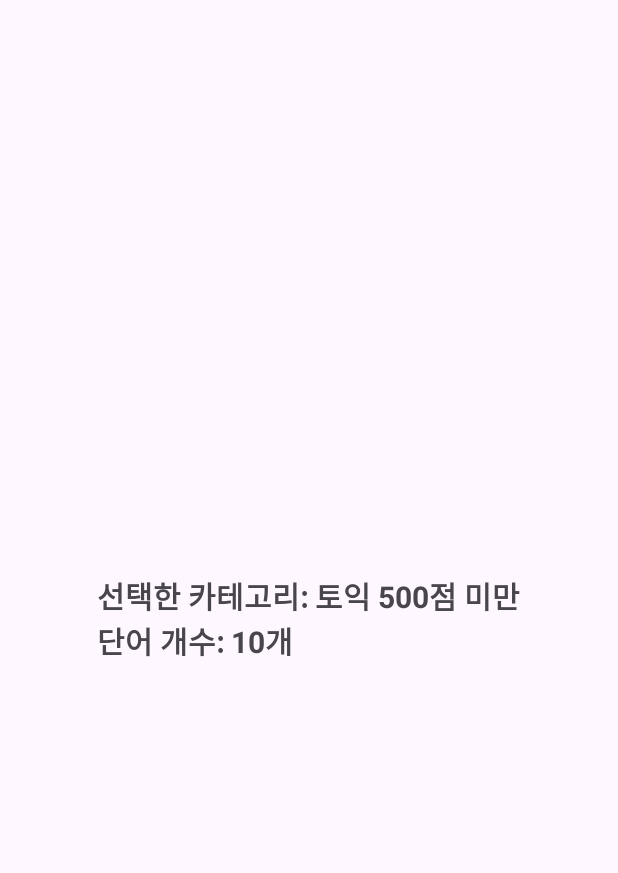
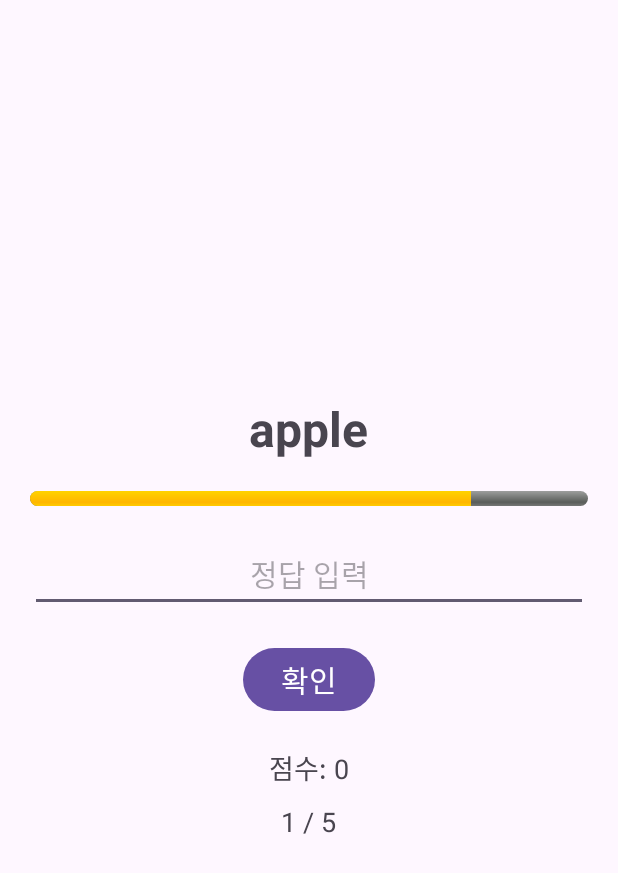
Before and after one commit to rolen528/MyWordApp, an Android app: the screen it shows after launch (QuizActivity), after a tap on "시작", on a phone screen of 412 x 824 dp. Shown: the top 873 px of the screen. Run offline under Robolectric (Android 15) with nearby library versions, the phone set to English and light mode, and no system bars.

Commit message:
[rolen] update -point/time

```diff
--- a/app/src/main/java/com/rolen/myword/QuizActivity.java
+++ b/app/src/main/java/com/rolen/myword/QuizActivity.java
@@ -1,24 +1,141 @@
 package com.rolen.myword;
 
 import android.os.Bundle;
+import android.os.CountDownTimer;
+import android.view.animation.Animation;
+import android.view.animation.AnimationUtils;
+import android.view.animation.TranslateAnimation;
+import android.widget.Button;
+import android.widget.EditText;
+import android.widget.ProgressBar;
 import android.widget.TextView;
+import android.view.View;
+import androidx.appcompat.app.AppCompatActivity;
+import androidx.core.content.ContextCompat;
 
-import androidx.appcompat.app.AppCompatActivity;
+import java.util.Random;
 
 public class QuizActivity extends AppCompatActivity {
-    private TextView quizTextView;
+
+    private TextView tvQuestion, tvResult, tvScore, tvProgress;
+    private EditText etAnswer;
+    private Button btnCheck;
+    private ProgressBar progressBar;
+    private CountDownTimer timer;
+    private int score = 0;
+    private int timeLeft = 10000; // 10초 (밀리초)
+
+    private String[] words = {"apple", "banana", "cat", "dog", "elephant"};
+    private String[] meanings = {"사과", "바나나", "고양이", "개", "코끼리"};
+    private int currentIndex = 0;
+    private boolean isEnglishQuestion = true;
 
     @Override
     protected void onCreate(Bundle savedInstanceState) {
         super.onCreate(savedInstanceState);
         setContentView(R.layout.activity_quiz);
 
-        quizTextView = findViewById(R.id.quizTextView);
+        tvQuestion = findViewById(R.id.tvQuestion);
+        tvResult = findViewById(R.id.tvResult);
+        tvScore = findViewById(R.id.tvScore);
+        tvProgress = findViewById(R.id.tvProgress);
+        etAnswer = findViewById(R.id.etAnswer);
+        btnCheck = findViewById(R.id.btnSubmit);
+        progressBar = findViewById(R.id.progressBar);
 
-        // 메인 화면에서 받은 데이터 표시
-        String category = getIntent().getStringExtra("category");
-        String count = getIntent().getStringExtra("count");
+        updateScore();
+        loadNextQuestion();
 
-        quizTextView.setText("선택한 카테고리: " + category + "\n단어 개수: " + count);
+        btnCheck.setOnClickListener(v -> checkAnswer());
+    }
+
+    private void loadNextQuestion() {
+        if (currentIndex >= words.length) {
+            tvQuestion.setText("퀴즈 종료!");
+            btnCheck.setEnabled(false);
+            btnCheck.setOnClickListener(null);
+            return;
+        }
+
+        Random random = new Random();
+        isEnglishQuestion = random.nextBoolean();
+
+        String questionText = isEnglishQuestion ? words[currentIndex] : meanings[currentIndex];
+        tvQuestion.setText(questionText);
+        tvProgress.setText((currentIndex + 1) + " / " + words.length);
+        etAnswer.getText().clear();
+        etAnswer.requestFocus();
+        tvResult.setVisibility(View.GONE);
+
+        Animation enterAnimation = new TranslateAnimation(500, 0, 0, 0);
+        enterAnimation.setDuration(500);
+        tvQuestion.startAnimation(enterAnimation);
+
+        startTimer();
+    }
+
+    private void startTimer() {
+        if (timer != null) timer.cancel();
+        progressBar.setProgress(100);
+        timer = new CountDownTimer(timeLeft, 100) {
+            @Override
+            public void onTick(long millisUntilFinished) {
+                int progress = (int) (millisUntilFinished * 100 / timeLeft);
+                progressBar.setProgress(progress);
+            }
+
+            @Override
+            public void onFinish() {
+                progressBar.setProgress(0);
+                checkAnswer();
+            }
+        };
+        timer.start();
+    }
+
+    private void checkAnswer() {
+        if (timer != null) timer.cancel();
+
+        String userInput = etAnswer.getText().toString().trim().toLowerCase();
+        String correctAnswer = isEnglishQuestion ? meanings[currentIndex] : words[currentIndex];
+
+        if (userInput.equalsIgnoreCase(correctAnswer)) {
+            tvResult.setText("정답! 🎉");
+            tvResult.setTextColor(ContextCompat.getColor(this, android.R.color.holo_blue_dark));
+            score += 10;
+        } else {
+            tvResult.setText("오답!\n정답: " + correctAnswer);
+            tvResult.setTextColor(ContextCompat.getColor(this, android.R.color.holo_red_light));
+        }
+
+        updateScore();
+        tvResult.setVisibility(View.VISIBLE);
+
+        Animation fadeIn = AnimationUtils.loadAnimation(this, android.R.anim.fade_in);
+        fadeIn.setDuration(500);
+        tvResult.startAnimation(fadeIn);
+
+        tvQuestion.postDelayed(() -> {
+            Animation exitAnimation = new TranslateAnimation(0, -500, 0, 0);
+            exitAnimation.setDuration(500);
+            tvQuestion.startAnimation(exitAnimation);
+            exitAnimation.setAnimationListener(new Animation.AnimationListener() {
+                @Override
+                public void onAnimationStart(Animation animation) {}
+
+                @Override
+                public void onAnimationEnd(Animation animation) {
+                    currentIndex++;
+                    loadNextQuestion();
+                }
+
+                @Override
+                public void onAnimationRepeat(Animation animation) {}
+            });
+        }, 1000);
+    }
+
+    private void updateScore() {
+        tvScore.setText("점수: " + score);
     }
 }
--- a/app/src/main/res/layout/activity_quiz.xml
+++ b/app/src/main/res/layout/activity_quiz.xml
@@ -1,17 +1,69 @@
-<?xml version="1.0" encoding="utf-8"?>
-<LinearLayout
-    xmlns:android="http://schemas.android.com/apk/res/android"
+<LinearLayout xmlns:android="http://schemas.android.com/apk/res/android"
     android:layout_width="match_parent"
     android:layout_height="match_parent"
     android:orientation="vertical"
-    android:gravity="center"
-    android:padding="20dp">
+    android:padding="20dp"
+    android:gravity="center">
+
+    <!-- 정답/오답 결과 표시 -->
+    <TextView
+        android:id="@+id/tvResult"
+        android:layout_width="wrap_content"
+        android:layout_height="wrap_content"
+        android:text=""
+        android:textSize="24sp"
+        android:textStyle="bold"
+        android:layout_marginBottom="10dp"
+        android:visibility="gone"
+        android:gravity="center"/>
 
     <TextView
-        android:id="@+id/quizTextView"
+        android:id="@+id/tvQuestion"
         android:layout_width="wrap_content"
         android:layout_height="wrap_content"
-        android:text="퀴즈 화면"
+        android:textSize="32sp"
+        android:text="단어"
+        android:textStyle="bold"
+        android:gravity="center"
+        android:layout_marginBottom="20dp" />
+
+    <ProgressBar
+        android:id="@+id/progressBar"
+        android:layout_width="match_parent"
+        android:layout_height="10dp"
+        android:layout_marginBottom="20dp"
+        style="@android:style/Widget.ProgressBar.Horizontal"/>
+
+    <EditText
+        android:id="@+id/etAnswer"
+        android:layout_width="match_parent"
+        android:layout_height="wrap_content"
+        android:hint="정답 입력"
         android:textSize="20sp"
-        android:textStyle="bold"/>
+        android:gravity="center" />
+
+    <Button
+        android:id="@+id/btnSubmit"
+        android:layout_width="wrap_content"
+        android:layout_height="wrap_content"
+        android:text="확인"
+        android:textSize="20sp"
+        android:layout_marginTop="20dp" />
+
+    <TextView
+        android:id="@+id/tvScore"
+        android:layout_width="wrap_content"
+        android:layout_height="wrap_content"
+        android:text="점수: 0"
+        android:textSize="18sp"
+        android:layout_marginTop="20dp" />
+
+    <TextView
+        android:id="@+id/tvProgress"
+        android:layout_width="wrap_content"
+        android:layout_height="wrap_content"
+        android:text="1 / 10"
+        android:textSize="18sp"
+        android:layout_marginTop="10dp" />
+
 </LinearLayout>
```
